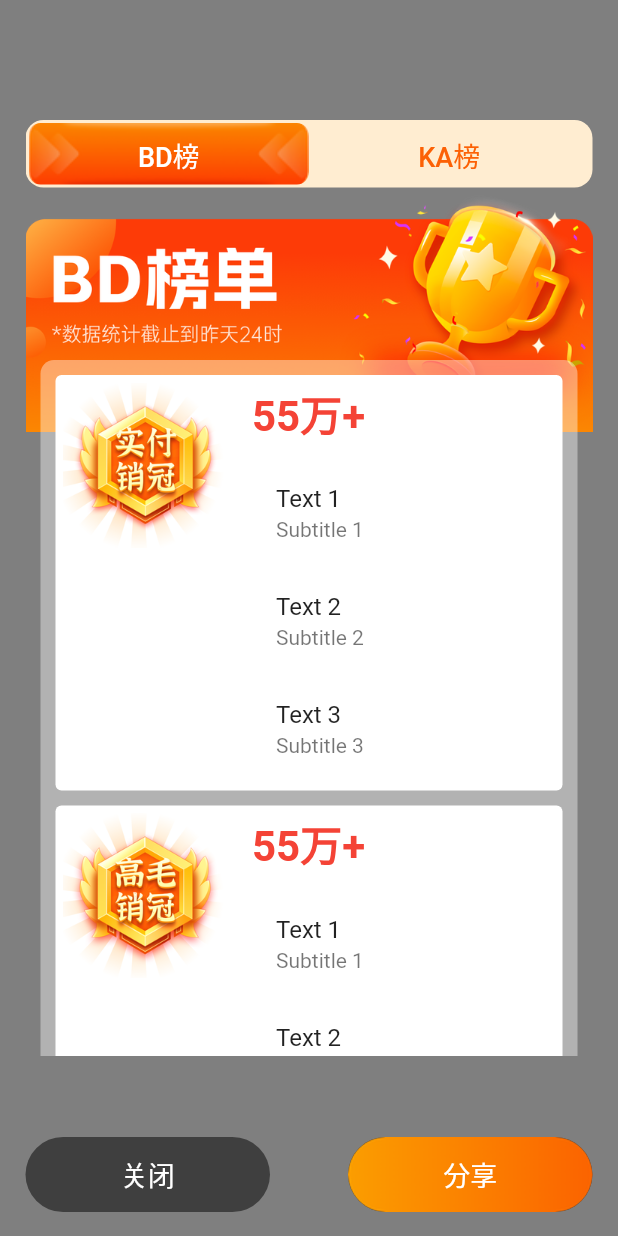
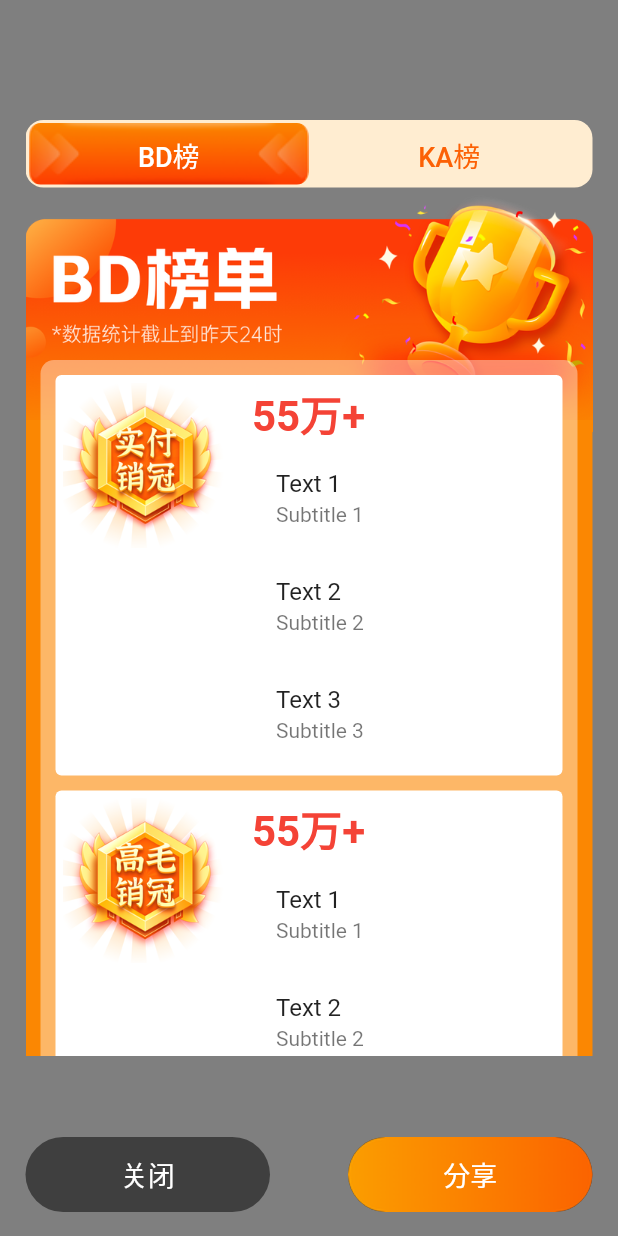
Before and after one commit to biyuhuaping/flutter_sdk_demo, a Flutter app: the SharePageView screen opened directly, on a phone screen of 412 x 824 dp. Run offline on Flutter 3.47's test engine with Material 2 defaults, Android fonts, the phone set to English and light mode, and no system bars; our stand-ins replace share_plus; missing offline and left inert: dart:ffi, draggable_widget.

Commit message:
Column 换成 ListView

```diff
--- a/lib/share_content_page.dart
+++ b/lib/share_content_page.dart
@@ -53,22 +53,6 @@ class _ShareContentPageState extends State<ShareContentPage> {
                   fit: BoxFit.cover,
                 ),
               ),
-              Positioned(
-                top: 180,
-                child: Container(
-                  height: height,
-                  width: MediaQuery.of(context).size.width,
-                  // decoration: const BoxDecoration(
-                  //   color: Color(0xFFFB8702),
-                  //   borderRadius: BorderRadius.only(
-                  //     // topLeft: Radius.circular(0),
-                  //     // topRight: Radius.circular(0),
-                  //     bottomLeft: Radius.circular(10),
-                  //     bottomRight: Radius.circular(10),
-                  //   ),
-                  // ),
-                ),
-              ),
               Positioned.fill(
                 top: 150,
                 child: buildContainer(),
@@ -81,16 +65,37 @@ class _ShareContentPageState extends State<ShareContentPage> {
   }
 
   Widget buildContainer() {
-    return SingleChildScrollView(
+    return Stack(
+      children: [
+        Positioned.fill(
+          top: 50,
+          child: Container(
+            decoration: const BoxDecoration(
+              color: Color(0xFFFB8702),
+              borderRadius: BorderRadius.only(
+                // topLeft: Radius.circular(0),
+                // topRight: Radius.circular(0),
+                bottomLeft: Radius.circular(13),
+                bottomRight: Radius.circular(13),
+              ),
+            ),
+          ),
+        ),
+        SingleChildScrollView(
           padding: EdgeInsets.zero,
-      physics: const NeverScrollableScrollPhysics(),
-      child: Column(
+          physics: NeverScrollableScrollPhysics(),
+          child: ListView(
+            shrinkWrap: true,
+            padding: EdgeInsets.zero,
+            physics: NeverScrollableScrollPhysics(),
             children: <Widget>[
               buildContentView(context),
               buildRichText(),
               buildFooterView(),
             ],
           ),
+        )
+      ],
     );
   }
 
@@ -172,30 +177,33 @@ class _ShareContentPageState extends State<ShareContentPage> {
         color: Colors.white.withOpacity(0.4),
         borderRadius: BorderRadius.circular(9),
       ),
-      child: Column(
-        children: imageUrls.map((imageUrl) {
-          ImageProvider image = AssetImage(imageUrl);
+      child: ListView.builder(
+        shrinkWrap: true,
+        padding: EdgeInsets.zero,
+        physics: NeverScrollableScrollPhysics(),
+        itemCount: imageUrls.length,
+        itemBuilder: (BuildContext context, int index) {
+          ImageProvider image = AssetImage(imageUrls[index]);
           List<String> texts = ['Text 1', 'Text 2', 'Text 3'];
           Widget widget = buildImageWithText(image, texts);
           return buildContentGroup(context: context, child: widget);
-        }).toList(),
+        },
       ),
     );
   }
 
-  //排名数据组
   Widget buildContentGroup({required BuildContext context, Widget? child}) {
     return Container(
       margin: const EdgeInsets.only(left: 10, right: 10, bottom: 10), //外边距
       padding: const EdgeInsets.all(5), //内边距
       decoration: BoxDecoration(
         color: Colors.white,
-          // border: Border.all(color: Colors.grey),
-          borderRadius: BorderRadius.circular(4)),
-      // width: MediaQuery.of(context).size.width - 10,
+        borderRadius: BorderRadius.circular(4),
+      ),
       child: child,
     );
   }
+
 
   //item 单组数据 图片和文字
   Widget buildImageWithText(ImageProvider image, List<String> texts) {
@@ -228,35 +236,36 @@ class _ShareContentPageState extends State<ShareContentPage> {
   // 每条内容
   Widget buildItemWidget(
       String title, List<String> mainTitles, List<String> subTitles) {
-    return Column(
-      crossAxisAlignment: CrossAxisAlignment.start,
-      children: [
-        Text(
+    return ListView.builder(
+      padding: EdgeInsets.zero,
+      physics: NeverScrollableScrollPhysics(),
+      shrinkWrap: true,
+      itemCount: mainTitles.length + 1,
+      itemBuilder: (context, index) {
+        if (index == 0) {
+          return Text(
             title,
             style: const TextStyle(
-              fontSize: 28, fontWeight: FontWeight.bold, color: Colors.red),
+              fontSize: 28,
+              fontWeight: FontWeight.bold,
+              color: Colors.red,
             ),
-        const SizedBox(height: 10),
-        ListView.builder(
-          padding: EdgeInsets.zero,
-          physics: const NeverScrollableScrollPhysics(),
-          shrinkWrap: true,
-          itemCount: mainTitles.length,
-          itemBuilder: (context, index) {
+          );
+        } else {
+          final itemIndex = index - 1;
           return ListTile(
-              title: Text(mainTitles[index]),
-              subtitle: Text(subTitles[index]),
+            title: Text(mainTitles[itemIndex]),
+            subtitle: Text(subTitles[itemIndex]),
           );
+        }
       },
-        ),
-      ],
     );
   }
 
   //底部富文本
   Widget buildRichText() {
     return Container(
-      margin: const EdgeInsets.only(left: 10,right: 10),
+      margin: const EdgeInsets.only(left: 10, right: 10),
       child: Stack(
         children: <Widget>[
           const Positioned(
@@ -276,7 +285,8 @@ class _ShareContentPageState extends State<ShareContentPage> {
             ),
           ),
           Container(
-            margin: const EdgeInsets.only(top: 20, left: 35, bottom: 20, right: 35),
+            margin:
+                const EdgeInsets.only(top: 20, left: 35, bottom: 20, right: 35),
             child: const Text(
               '每一步都是进步，每一天都是起点，坚持不懈就能创造辉煌，相信相信的力量！',
               style: TextStyle(fontSize: 14, color: Colors.white),
@@ -308,7 +318,7 @@ class _ShareContentPageState extends State<ShareContentPage> {
   }
 
   //尾部内容
-  Widget buildBottomContentView(){
+  Widget buildBottomContentView() {
     return Container(
       // color: Colors.blue,
       padding: const EdgeInsets.only(left: 10, right: 10),
@@ -376,7 +386,7 @@ class _ShareContentPageState extends State<ShareContentPage> {
   }
 
   //尾部右边内容
-  Widget buildBottomRightColumn(){
+  Widget buildBottomRightColumn() {
     return Container(
       // color: Colors.blue,
       child: Column(
@@ -388,8 +398,7 @@ class _ShareContentPageState extends State<ShareContentPage> {
             style: TextStyle(
                 fontSize: 15,
                 fontWeight: FontWeight.bold,
-              color: Color(0xFF00B377)
-            ),
+                color: Color(0xFF00B377)),
           ),
           SizedBox(height: 5),
           Text(
```
Lines whose indentation alone changed are shown as unchanged.
